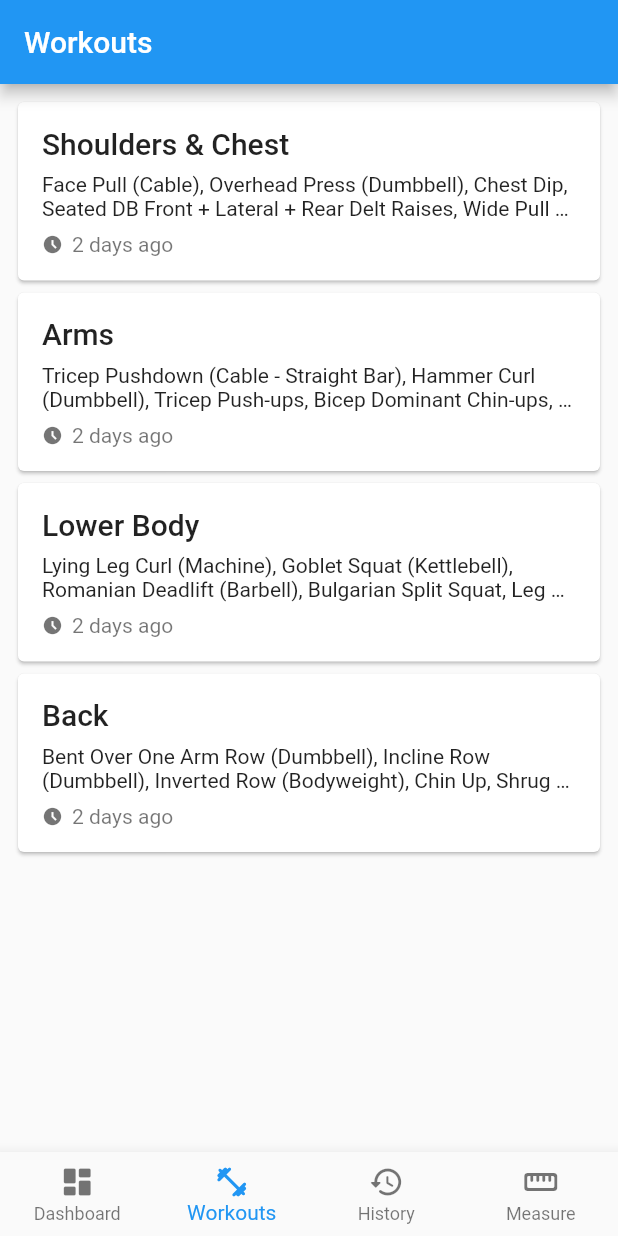
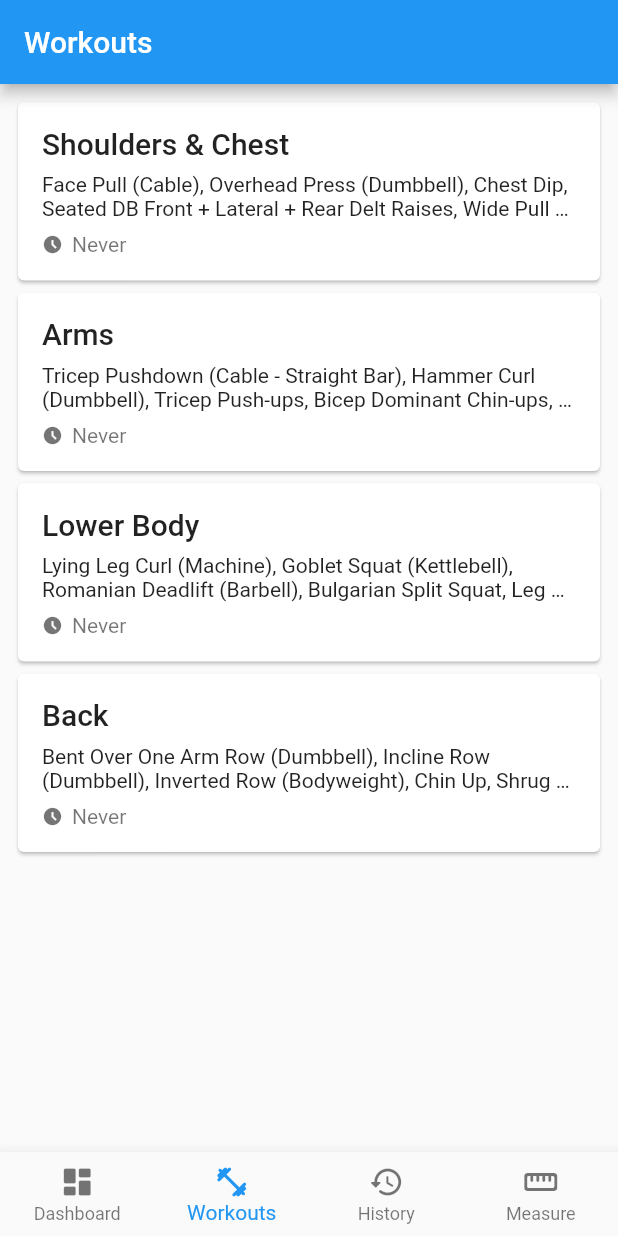
Before and after one commit to eeshangarg/fitness_copilot, a Flutter app: the screen it shows after launch, item 2 of the bottom bar chosen, on a phone screen of 412 x 824 dp. Run offline on Flutter 3.47's test engine with Material 2 defaults, Android fonts, the phone set to English and light mode, and no system bars.

Commit message:
components/workout_card: Display when a workout was last performed.

```diff
--- a/lib/components/workout_card.dart
+++ b/lib/components/workout_card.dart
@@ -15,6 +15,23 @@ class WorkoutCard extends StatelessWidget {
       exerciseNames.add(exercise.name);
     }
     return exerciseNames.join(', ');
+  }
+
+  String _getLastPerformedLabel() {
+    if (workout.lastPerformed == null) {
+      return 'Never';
+    }
+
+    int timestamp = workout.lastPerformed!;
+    DateTime lastPerformedDate = DateTime.fromMillisecondsSinceEpoch(
+      timestamp,
+      isUtc: true,
+    );
+    int daysAgo = DateTime.now().difference(lastPerformedDate).inDays;
+    if (daysAgo == 1) {
+      return 'Yesterday';
+    }
+    return '$daysAgo days ago';
   }
 
   @override
@@ -50,7 +67,7 @@ class WorkoutCard extends StatelessWidget {
                 ),
                 const SizedBox(width: 6.0),
                 Text(
-                  '2 days ago',
+                  _getLastPerformedLabel(),
                   style: Theme.of(context).textTheme.caption?.copyWith(
                         fontSize: 14.0,
                       ),
```
